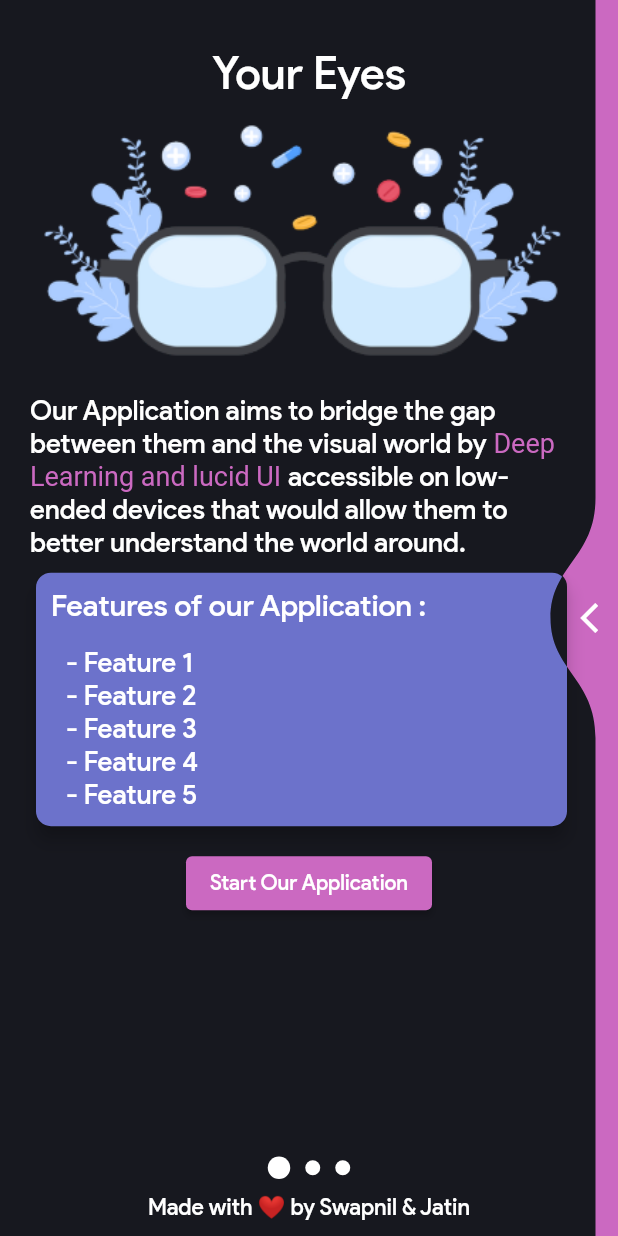
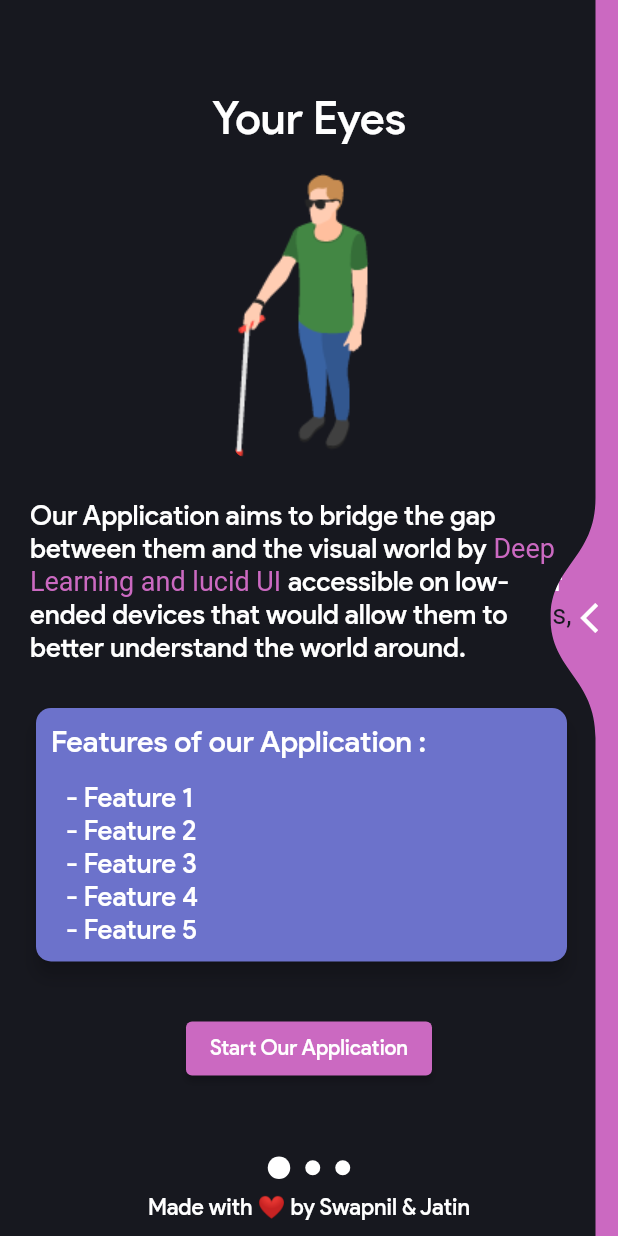
Before and after one commit to swapnilsparsh/YourEyes, a Flutter app: the screen it shows after launch, on a phone screen of 412 x 824 dp. Run offline on Flutter 3.47's test engine with Material 2 defaults, Android fonts, the phone set to English and light mode, and no system bars; drawn by our look-alikes of liquid_swipe; our stand-ins replace camera, flutter_tts, splashscreen; missing offline and left inert: telephony, tflite.

Commit message:
Illustrations Updated

```diff
--- a/lib/content/page1.dart
+++ b/lib/content/page1.dart
@@ -13,6 +13,7 @@ class PageOne extends StatelessWidget {
         mainAxisAlignment: MainAxisAlignment.center,
         crossAxisAlignment: CrossAxisAlignment.center,
         children: [
+          SizedBox(height: 30.0),
           Center(
             child: Padding(
               padding: EdgeInsets.only(top: 30.0),
@@ -27,6 +28,7 @@ class PageOne extends StatelessWidget {
               ),
             ),
           ),
+          SizedBox(height: 10.0),
           Container(
             child: Padding(
               padding: EdgeInsets.only(
@@ -39,10 +41,10 @@ class PageOne extends StatelessWidget {
                 children: [
                   ClipRRect(
                     borderRadius: BorderRadius.circular(8.0),
-                    child: Image.asset('assets/images/launch_image.png'),
+                    child: Image.asset('assets/images/Asset_1.png'),
                   ),
                   SizedBox(
-                    height: 20.0,
+                    height: 28.0,
                   ),
                   Text.rich(
                     TextSpan(
@@ -73,6 +75,7 @@ class PageOne extends StatelessWidget {
               ),
             ),
           ),
+          SizedBox(height: 20.0),
           Column(
             children: [
               Container(
@@ -133,6 +136,7 @@ class PageOne extends StatelessWidget {
               ),
             ],
           ),
+          SizedBox(height: 20.0),
           ElevatedButton(
             style: ElevatedButton.styleFrom(
               primary: Color.fromRGBO(203, 105, 193, 1), // background
--- a/lib/content/page2.dart
+++ b/lib/content/page2.dart
@@ -13,6 +13,7 @@ class PageTwo extends StatelessWidget {
         mainAxisAlignment: MainAxisAlignment.center,
         crossAxisAlignment: CrossAxisAlignment.center,
         children: [
+          SizedBox(height: 30.0),
           Center(
             child: Padding(
               padding: EdgeInsets.only(top: 30.0),
@@ -39,10 +40,10 @@ class PageTwo extends StatelessWidget {
                 children: [
                   ClipRRect(
                     borderRadius: BorderRadius.circular(8.0),
-                    child: Image.asset('assets/images/braille_code.png'),
+                    child: Image.asset('assets/images/Asset_2.png'),
                   ),
                   SizedBox(
-                    height: 25.0,
+                    height: 20.0,
                   ),
                   Text.rich(
                     TextSpan(
@@ -79,6 +80,7 @@ class PageTwo extends StatelessWidget {
               ),
             ),
           ),
+          SizedBox(height: 20.0),
           Column(
             children: [
               Container(
@@ -139,6 +141,7 @@ class PageTwo extends StatelessWidget {
               ),
             ],
           ),
+          SizedBox(height: 20.0),
           ElevatedButton(
             style: ElevatedButton.styleFrom(
               primary: Color.fromRGBO(108, 114, 203, 1), // background
--- a/lib/content/page3.dart
+++ b/lib/content/page3.dart
@@ -13,6 +13,7 @@ class PageThree extends StatelessWidget {
         mainAxisAlignment: MainAxisAlignment.center,
         crossAxisAlignment: CrossAxisAlignment.center,
         children: [
+          SizedBox(height: 30),
           Center(
             child: Padding(
               padding: EdgeInsets.only(top: 30.0),
@@ -27,6 +28,7 @@ class PageThree extends StatelessWidget {
               ),
             ),
           ),
+          SizedBox(height: 20.0),
           Container(
             child: Padding(
               padding: EdgeInsets.only(
@@ -39,7 +41,7 @@ class PageThree extends StatelessWidget {
                 children: [
                   ClipRRect(
                     borderRadius: BorderRadius.circular(8.0),
-                    child: Image.asset('assets/images/visionskills.png'),
+                    child: Image.asset('assets/images/Asset_5.png'),
                   ),
                   SizedBox(
                     height: 10.0,
@@ -79,6 +81,7 @@ class PageThree extends StatelessWidget {
               ),
             ),
           ),
+          SizedBox(height: 20.0),
           Column(
             children: [
               Container(
@@ -139,6 +142,7 @@ class PageThree extends StatelessWidget {
               ),
             ],
           ),
+          SizedBox(height: 20.0),
           ElevatedButton(
             style: ElevatedButton.styleFrom(
               primary: Color.fromRGBO(23, 24, 31, 1), // background
--- a/lib/pages/home.dart
+++ b/lib/pages/home.dart
@@ -71,7 +71,7 @@ class _HomePageState extends State<HomePage> {
                   setRecognitions,
                 ),
                 Padding(
-                  padding: EdgeInsets.fromLTRB(10.0, 30.0, 10.0, 10.0),
+                  padding: EdgeInsets.fromLTRB(10.0, 60.0, 10.0, 10.0),
                   child: ElevatedButton(
                     style: ElevatedButton.styleFrom(
                       primary: Colors.blueAccent, // background
--- a/lib/pages/splashscreen.dart
+++ b/lib/pages/splashscreen.dart
@@ -14,7 +14,7 @@ class _MySplashState extends State<MySplash> {
   Widget build(BuildContext context) {
     return SplashScreen(
       seconds: 3,
-      image: Image.asset('assets/images/volunteering.png'),
+      image: Image.asset('assets/images/Asset_4.png'),
       navigateAfterSeconds: new HomePage(cameras),
       backgroundColor: Color.fromRGBO(108, 114, 203, 1),
       photoSize: 180,
```
Also changed, not shown: 5 other files.
